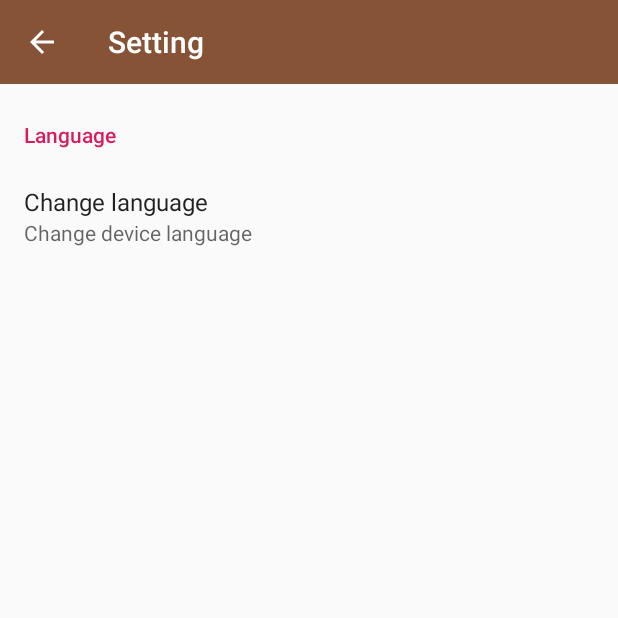
After one commit to edhopaksi/1718029, an Android app: the app_setting screen opened directly, with no data from a screen before it, on a phone screen of 412 x 824 dp, the top half of it. The commit adds this screen. Run offline under Robolectric (Android 15) with nearby library versions, the phone set to English and light mode, and no system bars; our stand-ins replace androidx.preference; 1 statement that could not run was skipped.

Commit message:
tambah menu bahasa

```diff
--- a/app/build.gradle
+++ b/app/build.gradle
@@ -24,6 +24,7 @@ dependencies {
     implementation 'androidx.appcompat:appcompat:1.1.0'
     implementation 'androidx.constraintlayout:constraintlayout:1.1.3'
     implementation 'de.hdodenhof:circleimageview:3.0.1'
+    implementation 'androidx.preference:preference:1.1.0-alpha05'
     testImplementation 'junit:junit:4.12'
     androidTestImplementation 'androidx.test:runner:1.2.0'
     androidTestImplementation 'androidx.test.espresso:espresso-core:3.2.0'
--- a/app/src/main/AndroidManifest.xml
+++ b/app/src/main/AndroidManifest.xml
@@ -9,6 +9,7 @@
         android:roundIcon="@mipmap/ic_launcher_round"
         android:supportsRtl="true"
         android:theme="@style/AppTheme">
+        <activity android:name=".app_setting"></activity>
         <activity android:name=".MainActivity">
             <intent-filter>
                 <action android:name="android.intent.action.MAIN" />
--- /dev/null
+++ b/app/src/main/java/com/example/tugas1_profile/app_setting.java
@@ -0,0 +1,56 @@
+package com.example.tugas1_profile;
+
+import android.content.Intent;
+import android.os.Bundle;
+import android.provider.Settings;
+
+import androidx.annotation.Nullable;
+import androidx.appcompat.app.AppCompatActivity;
+import androidx.appcompat.widget.Toolbar;
+import androidx.preference.Preference;
+import androidx.preference.PreferenceFragmentCompat;
+
+import java.util.Objects;
+
+public class app_setting extends AppCompatActivity {
+    Toolbar toolbar;
+
+    @Override
+    protected void onCreate(@Nullable Bundle savedInstanceState) {
+        super.onCreate(savedInstanceState);
+        setContentView(R.layout.activity_app_setting);
+        toolbar = findViewById(R.id.toolbar);
+        setSupportActionBar(toolbar);
+        Objects.requireNonNull(getSupportActionBar()).setTitle(getResources().getString(R.string.action_setting));
+        getSupportActionBar().setDisplayHomeAsUpEnabled(true);
+        getSupportFragmentManager()
+                .beginTransaction()
+                .replace(R.id.settings_container, new MyPreferenceFragment())
+                .commit();
+    }
+
+    @Override
+    public boolean onSupportNavigateUp() {
+        onBackPressed();
+        return super.onSupportNavigateUp();
+    }
+
+    public static class MyPreferenceFragment extends PreferenceFragmentCompat implements Preference.OnPreferenceClickListener {
+        private static final String TAG = "profileSetting";
+        String setting_locale;
+
+        @Override
+        public void onCreatePreferences(Bundle savedInstanceState, String rootKey) {
+            setPreferencesFromResource(R.xml.app_settings, rootKey);
+            setting_locale = this.getResources().getString(R.string.key_setting_locale);
+            Objects.requireNonNull(findPreference(setting_locale)).setOnPreferenceClickListener(this);
+        }
+
+        @Override
+        public boolean onPreferenceClick(Preference preference) {
+            Intent intent = new Intent(Settings.ACTION_LOCALE_SETTINGS);
+            startActivity(intent);
+            return true;
+        }
+    }
+}
--- a/app/src/main/res/drawable/gradientbackground.xml
+++ b/app/src/main/res/drawable/gradientbackground.xml
@@ -1,8 +1,8 @@
 <?xml version="1.0" encoding="utf-8"?>
 <shape xmlns:android="http://schemas.android.com/apk/res/android">
     <gradient android:angle="90"
-        android:startColor="@color/startblue"
-        android:endColor="@color/endblue"
+        android:startColor="@color/startcolor"
+        android:endColor="@color/endcolor"
         />
 
 </shape>
--- /dev/null
+++ b/app/src/main/res/drawable/ic_settings.xml
@@ -0,0 +1,5 @@
+<vector android:height="24dp" android:tint="#FFFFFF"
+    android:viewportHeight="24" android:viewportWidth="24"
+    android:width="24dp" xmlns:android="http://schemas.android.com/apk/res/android">
+    <path android:fillColor="#FF000000" android:pathData="M19.1,12.9a2.8,2.8 0,0 0,0.1 -0.9,2.8 2.8,0 0,0 -0.1,-0.9l2.1,-1.6a0.7,0.7 0,0 0,0.1 -0.6L19.4,5.5a0.7,0.7 0,0 0,-0.6 -0.2l-2.4,1a6.5,6.5 0,0 0,-1.6 -0.9l-0.4,-2.6a0.5,0.5 0,0 0,-0.5 -0.4H10.1a0.5,0.5 0,0 0,-0.5 0.4L9.3,5.4a5.6,5.6 0,0 0,-1.7 0.9l-2.4,-1a0.4,0.4 0,0 0,-0.5 0.2l-2,3.4c-0.1,0.2 0,0.4 0.2,0.6l2,1.6a2.8,2.8 0,0 0,-0.1 0.9,2.8 2.8,0 0,0 0.1,0.9L2.8,14.5a0.7,0.7 0,0 0,-0.1 0.6l1.9,3.4a0.7,0.7 0,0 0,0.6 0.2l2.4,-1a6.5,6.5 0,0 0,1.6 0.9l0.4,2.6a0.5,0.5 0,0 0,0.5 0.4h3.8a0.5,0.5 0,0 0,0.5 -0.4l0.3,-2.6a5.6,5.6 0,0 0,1.7 -0.9l2.4,1a0.4,0.4 0,0 0,0.5 -0.2l2,-3.4c0.1,-0.2 0,-0.4 -0.2,-0.6ZM12,15.6A3.6,3.6 0,1 1,15.6 12,3.6 3.6,0 0,1 12,15.6Z"/>
+</vector>
--- /dev/null
+++ b/app/src/main/res/layout/activity_app_setting.xml
@@ -0,0 +1,28 @@
+<?xml version="1.0" encoding="utf-8"?>
+<androidx.constraintlayout.widget.ConstraintLayout xmlns:android="http://schemas.android.com/apk/res/android"
+    xmlns:app="http://schemas.android.com/apk/res-auto"
+    xmlns:tools="http://schemas.android.com/tools"
+    android:layout_width="match_parent"
+    android:layout_height="match_parent"
+    tools:context=".app_setting">
+
+    <include
+        android:layout_width="match_parent"
+        android:layout_height="wrap_content"
+        android:id="@+id/layout_toolbar"
+        layout="@layout/toolbar_layout"
+        app:layout_constraintEnd_toEndOf="parent"
+        app:layout_constraintStart_toStartOf="parent"
+        app:layout_constraintTop_toTopOf="parent" />
+
+    <FrameLayout
+        android:id="@+id/settings_container"
+        android:layout_width="0dp"
+        android:layout_height="0dp"
+        app:layout_constraintBottom_toBottomOf="parent"
+        app:layout_constraintEnd_toEndOf="parent"
+        app:layout_constraintStart_toStartOf="parent"
+        app:layout_constraintTop_toBottomOf="@+id/layout_toolbar">
+
+    </FrameLayout>
+</androidx.constraintlayout.widget.ConstraintLayout>
--- /dev/null
+++ b/app/src/main/res/layout/toolbar_layout.xml
@@ -0,0 +1,19 @@
+<?xml version="1.0" encoding="utf-8"?>
+<androidx.constraintlayout.widget.ConstraintLayout
+    xmlns:android="http://schemas.android.com/apk/res/android"
+    xmlns:app="http://schemas.android.com/apk/res-auto"
+    xmlns:tools="http://schemas.android.com/tools"
+    android:layout_width="match_parent"
+    android:layout_height="match_parent">
+
+    <androidx.appcompat.widget.Toolbar
+        android:id="@+id/toolbar"
+        android:layout_width="0dp"
+        android:layout_height="wrap_content"
+        android:background="@color/endcolor"
+        android:minHeight="?attr/actionBarSize"
+        android:theme="@style/ToolBarStyle"
+        app:layout_constraintEnd_toEndOf="parent"
+        app:layout_constraintStart_toStartOf="parent"
+        app:layout_constraintTop_toTopOf="parent" />
+</androidx.constraintlayout.widget.ConstraintLayout>
--- a/app/src/main/res/values/colors.xml
+++ b/app/src/main/res/values/colors.xml
@@ -1,11 +1,14 @@
 <?xml version="1.0" encoding="utf-8"?>
 <resources>
-    <color name="colorPrimary">#008577</color>
-    <color name="colorPrimaryDark">#FFFF00</color>
+    <color name="colorPrimary">#865336</color>
+    <color name="colorPrimaryDark">#7A4422</color>
     <color name="colorAccent">#D81B60</color>
+    <color name="colorwhite">#FFFFFF</color>
+
     <!-- color untuk gradient background -->
-    <color name="startblue">#223e9c</color>
-    <color name="endblue">#111d5c</color>
+    <color name="startcolor">#050505</color>
+    <color name="endcolor">#865336</color>
+
     <!-- color untuk tombol -->
     <color name="button">#A3E25B</color>
     <color name="bgutama">#E9E7E7</color>
--- a/app/src/main/res/values/strings.xml
+++ b/app/src/main/res/values/strings.xml
@@ -1,3 +1,14 @@
 <resources>
-    <string name="app_name">Tugas1_profile</string>
+    <string name="app_name">Profile</string>
+    <string name="jurusan">Informatic Engineering ITN Malang</string>
+    <string name="angkatan">Force 2017</string>
+    <string name="alamat">Tulungagung, East Java</string>
+    <string name="followers">Followers</string>
+    <string name="following">Following</string>
+    <string name="sosmed">Social Media</string>
+    <string name="action_setting">Setting</string>
+    <string name="key_setting_locale">setting_locale</string>
+    <string name="action_setting_language">Language</string>
+    <string name="label_setting_locale_summary">Change device language</string>
+    <string name="label_setting_locale_title">Change language</string>
 </resources>
--- a/app/src/main/res/values/styles.xml
+++ b/app/src/main/res/values/styles.xml
@@ -1,11 +1,17 @@
 <resources>
 
     <!-- Base application theme. -->
-    <style name="AppTheme" parent="Theme.AppCompat.Light.DarkActionBar">
+    <style name="AppTheme" parent="Theme.AppCompat.Light.NoActionBar">
         <!-- Customize your theme here. -->
         <item name="colorPrimary">@color/colorPrimary</item>
         <item name="colorPrimaryDark">@color/colorPrimaryDark</item>
         <item name="colorAccent">@color/colorAccent</item>
     </style>
 
+    <!-- ToolBar -->
+    <style name="ToolBarStyle" parent="Theme.AppCompat">
+        <item name="colorControlNormal">@color/colorwhite</item>
+        <item name="android:textColorSecondary">@color/colorwhite</item>
+    </style>
+
 </resources>
--- /dev/null
+++ b/app/src/main/res/xml/app_settings.xml
@@ -0,0 +1,16 @@
+<?xml version="1.0" encoding="utf-8"?>
+<PreferenceScreen xmlns:android="http://schemas.android.com/apk/res/android"
+    xmlns:app="http://schemas.android.com/apk/res-auto">
+
+    <PreferenceCategory
+        android:gravity="fill"
+        android:title="@string/action_setting_language"
+        app:iconSpaceReserved="false">
+        <Preference
+            android:gravity="fill"
+            android:key="@string/key_setting_locale"
+            android:summary="@string/label_setting_locale_summary"
+            android:title="@string/label_setting_locale_title"
+            app:iconSpaceReserved="false" />
+    </PreferenceCategory>
+</PreferenceScreen>
```
Also changed, not shown: app/src/main/java/com/example/tugas1_profile/MainActivity.java (+15 -1 lines), app/src/main/res/layout/activity_main.xml (+49 -34 lines), 3 other files.
